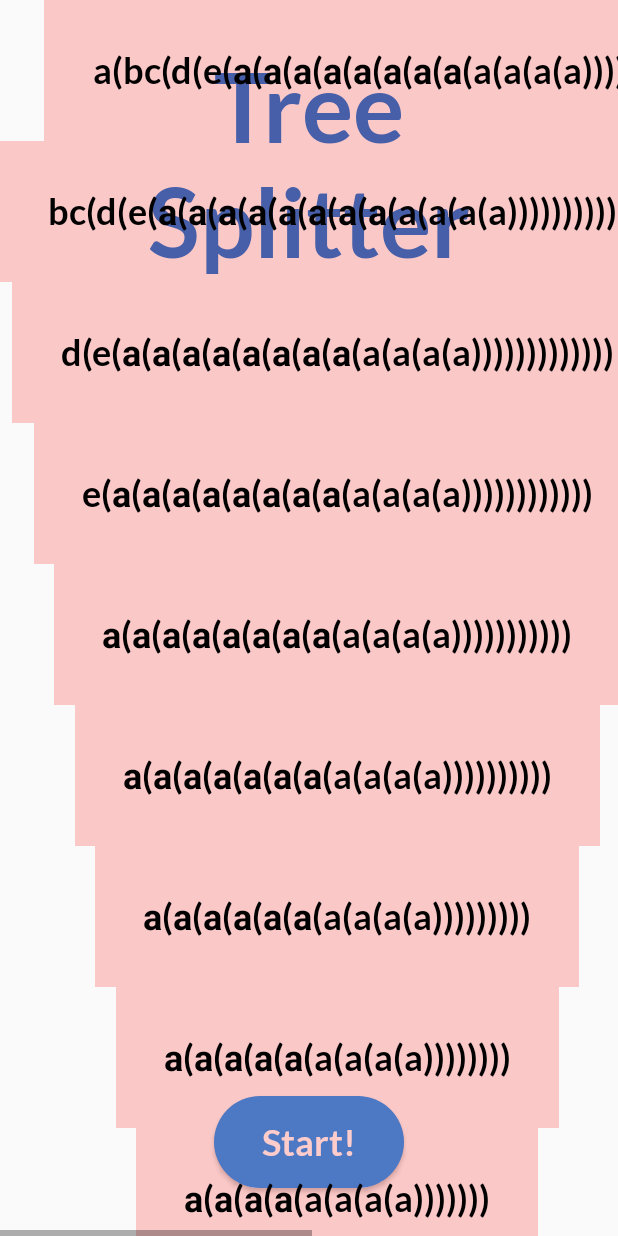
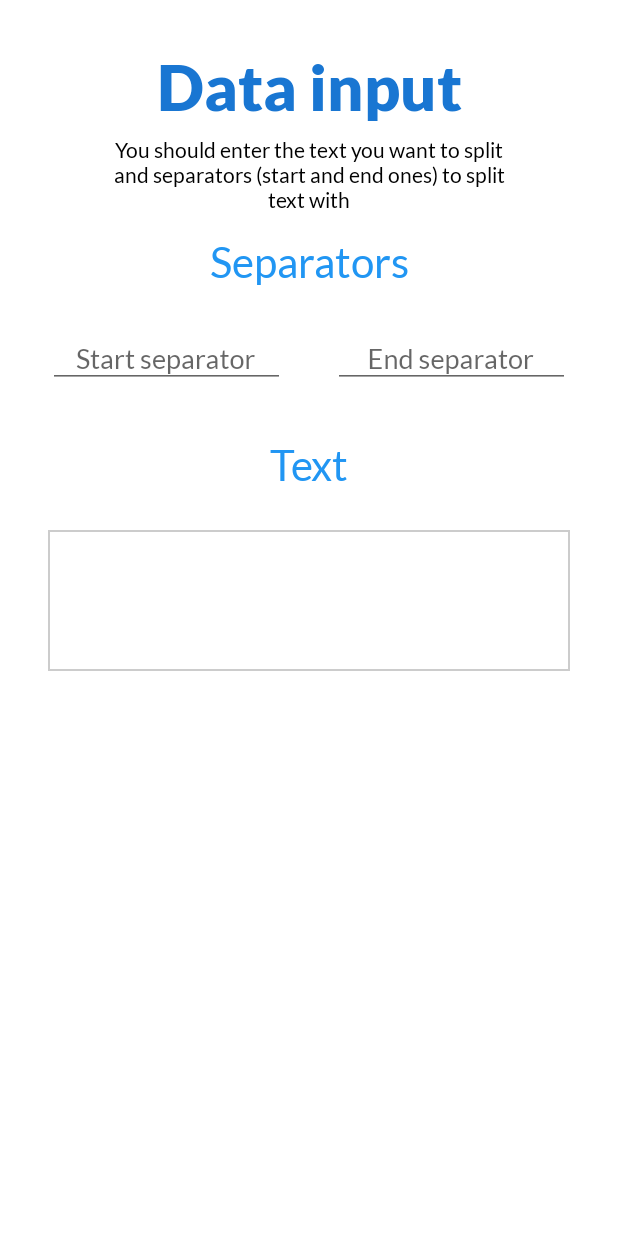
Before and after one commit to flaringapp/KursachAndroid, an Android app: the screen it shows after launch (MainActivity), after a tap on "Start!", on a phone screen of 412 x 824 dp. Run offline under Robolectric (Android 15) with nearby library versions, the phone set to English and light mode, and no system bars.

Commit message:
Add data input screen

```diff
--- a/app/src/main/java/com/flaringapp/base/app/di/modules/PresentationModule.java
+++ b/app/src/main/java/com/flaringapp/base/app/di/modules/PresentationModule.java
@@ -4,6 +4,7 @@ import com.flaringapp.base.data.treeSplitter.TextTreeSplitter;
 import com.flaringapp.base.presentation.activities.main.impl.MainPresenter;
 import com.flaringapp.base.presentation.activities.main.navigation.Navigator;
 import com.flaringapp.base.presentation.fragments.home.impl.HomePresenter;
+import com.flaringapp.base.presentation.fragments.inputData.impl.InputDataPresenter;
 import com.flaringapp.base.presentation.fragments.tree.impl.TreePresenter;
 
 public final class PresentationModule extends DiModule {
@@ -20,6 +21,10 @@ public final class PresentationModule extends DiModule {
         );
 
         addFactory(
+                InputDataPresenter.class, args -> new InputDataPresenter(get(Navigator.class))
+        );
+
+        addFactory(
                 TreePresenter.class, args -> new TreePresenter(get(TextTreeSplitter.class))
         );
     }
--- a/app/src/main/java/com/flaringapp/base/app/utils/ViewUtils.java
+++ b/app/src/main/java/com/flaringapp/base/app/utils/ViewUtils.java
@@ -1,7 +1,12 @@
 package com.flaringapp.base.app.utils;
 
+import android.text.Editable;
+import android.text.TextWatcher;
 import android.view.View;
 import android.view.ViewGroup;
+import android.widget.EditText;
+
+import androidx.annotation.NonNull;
 
 public final class ViewUtils {
 
@@ -18,4 +23,24 @@ public final class ViewUtils {
         }
     }
 
+    public interface TextChangeListener {
+        void onTextChanged(@NonNull String text);
+    }
+    public static void setTextChangeListener(EditText editText, TextChangeListener listener) {
+        editText.addTextChangedListener(new TextWatcher() {
+            @Override
+            public void beforeTextChanged(CharSequence s, int start, int count, int after) {}
+
+            @Override
+            public void onTextChanged(CharSequence s, int start, int before, int count) {}
+
+            @Override
+            public void afterTextChanged(Editable s) {
+                Editable text = editText.getText();
+                if (text == null) listener.onTextChanged("");
+                else listener.onTextChanged(text.toString());
+            }
+        });
+    }
+
 }
--- a/app/src/main/java/com/flaringapp/base/presentation/activities/main/impl/MainActivity.java
+++ b/app/src/main/java/com/flaringapp/base/presentation/activities/main/impl/MainActivity.java
@@ -12,6 +12,7 @@ import com.flaringapp.base.presentation.activities.main.IMainPresenter;
 import com.flaringapp.base.presentation.activities.main.IMainView;
 import com.flaringapp.base.presentation.activities.main.navigation.Screen;
 import com.flaringapp.base.presentation.fragments.home.impl.HomeFragment;
+import com.flaringapp.base.presentation.fragments.inputData.impl.InputDataFragment;
 import com.flaringapp.base.presentation.fragments.tree.impl.TreeFragment;
 import com.flaringapp.base.presentation.mvp.BaseActivity;
 
@@ -46,6 +47,9 @@ public class MainActivity extends BaseActivity<IMainPresenter> implements IMainV
             case HOME:
                 fragment = HomeFragment.newInstance();
                 break;
+            case INPUT_DATA:
+                fragment = InputDataFragment.newInstance();
+                break;
             case TREE:
                 fragment = TreeFragment.newInstance(
                         (String) data[0],
--- a/app/src/main/java/com/flaringapp/base/presentation/activities/main/navigation/Screen.java
+++ b/app/src/main/java/com/flaringapp/base/presentation/activities/main/navigation/Screen.java
@@ -2,5 +2,6 @@ package com.flaringapp.base.presentation.activities.main.navigation;
 
 public enum Screen {
     HOME,
+    INPUT_DATA,
     TREE
 }
--- a/app/src/main/java/com/flaringapp/base/presentation/fragments/home/impl/HomePresenter.java
+++ b/app/src/main/java/com/flaringapp/base/presentation/fragments/home/impl/HomePresenter.java
@@ -17,10 +17,7 @@ public class HomePresenter extends BasePresenter<IHomeView> implements IHomePres
     @Override
     public void onNextClicked() {
         navigator.navigateTo(
-                Screen.TREE,
-                "a(bc(d(e(а(а(а(а(а(а(а(а(a(a(a(a))))))))))))))fg(h)ij)k(l(m)n(o(p)r)s)(tu)",
-                "(",
-                ")"
+                Screen.INPUT_DATA
         );
     }
 }
--- /dev/null
+++ b/app/src/main/java/com/flaringapp/base/presentation/fragments/inputData/IInputDataPresenter.java
@@ -0,0 +1,12 @@
+package com.flaringapp.base.presentation.fragments.inputData;
+
+import com.flaringapp.base.presentation.mvp.IBasePresenter;
+
+public interface IInputDataPresenter extends IBasePresenter<IInputDataView> {
+
+    void onContinueClick();
+
+    void onStartSeparatorChanged(String startSeparator);
+    void onEndSeparatorChanged(String endSeparator);
+    void onTextChanged(String text);
+}
--- /dev/null
+++ b/app/src/main/java/com/flaringapp/base/presentation/fragments/inputData/IInputDataView.java
@@ -0,0 +1,15 @@
+package com.flaringapp.base.presentation.fragments.inputData;
+
+import androidx.annotation.StringRes;
+
+import com.flaringapp.base.presentation.mvp.IBaseFragment;
+
+public interface IInputDataView extends IBaseFragment {
+
+    void setInputTextError(@StringRes int errorRes);
+    void setInputStartSeparatorError(@StringRes int errorRes);
+    void setInputEndSeparatorError(@StringRes int errorRes);
+
+    void onAllDataEntered();
+    void onNotAllDataEntered();
+}
--- /dev/null
+++ b/app/src/main/java/com/flaringapp/base/presentation/fragments/inputData/impl/InputDataFragment.java
@@ -0,0 +1,130 @@
+package com.flaringapp.base.presentation.fragments.inputData.impl;
+
+import android.view.View;
+import android.view.animation.AccelerateInterpolator;
+import android.view.animation.DecelerateInterpolator;
+import android.widget.Button;
+
+import androidx.annotation.NonNull;
+import androidx.annotation.Nullable;
+
+import com.flaringapp.base.R;
+import com.flaringapp.base.app.Const;
+import com.flaringapp.base.app.di.Di;
+import com.flaringapp.base.app.utils.ViewUtils;
+import com.flaringapp.base.presentation.fragments.inputData.IInputDataPresenter;
+import com.flaringapp.base.presentation.fragments.inputData.IInputDataView;
+import com.flaringapp.base.presentation.mvp.BaseFragment;
+import com.google.android.material.textfield.TextInputEditText;
+import com.google.android.material.textfield.TextInputLayout;
+
+public class InputDataFragment extends BaseFragment<IInputDataPresenter>
+        implements IInputDataView {
+
+    @Nullable
+    private TextInputLayout layoutInputStartSeparator;
+    @Nullable
+    private TextInputEditText inputStartSeparator;
+    @Nullable
+    private TextInputLayout layoutInputEndSeparator;
+    @Nullable
+    private TextInputEditText inputEndSeparator;
+    @Nullable
+    private TextInputLayout layoutInputText;
+    @Nullable
+    private TextInputEditText inputText;
+    @Nullable
+    private Button buttonContinue;
+
+    public static InputDataFragment newInstance() {
+        return new InputDataFragment();
+    }
+
+    @NonNull
+    @Override
+    protected IInputDataPresenter providePresenter() {
+        return Di.inject(IInputDataPresenter.class);
+    }
+
+    @Override
+    protected int provideLayoutRes() {
+        return R.layout.fragment_input_data;
+    }
+
+    @Override
+    protected void initViews(View view) {
+        layoutInputStartSeparator = view.findViewById(R.id.layoutStartSeparatorInput);
+        inputStartSeparator = view.findViewById(R.id.inputStartSeparator);
+        layoutInputStartSeparator = view.findViewById(R.id.layoutEndSeparatorInput);
+        inputEndSeparator = view.findViewById(R.id.inputEndSeparator);
+        layoutInputText = view.findViewById(R.id.layoutTextInput);
+        inputText = view.findViewById(R.id.inputText);
+        buttonContinue = view.findViewById(R.id.buttonContinue);
+    }
+
+    @Override
+    protected void init() {
+        super.init();
+        ViewUtils.setTextChangeListener(inputStartSeparator, presenter::onStartSeparatorChanged);
+        ViewUtils.setTextChangeListener(inputEndSeparator, presenter::onEndSeparatorChanged);
+        ViewUtils.setTextChangeListener(inputText, presenter::onTextChanged);
+
+        buttonContinue.setOnClickListener(view -> presenter.onContinueClick());
+
+        buttonContinue.post(() -> buttonContinue.setTranslationY(buttonContinue.getHeight() * 2));
+    }
+
+    @Override
+    protected void releaseViews() {
+        layoutInputStartSeparator = null;
+        inputStartSeparator = null;
+        layoutInputEndSeparator = null;
+        inputEndSeparator = null;
+        layoutInputText = null;
+        inputText = null;
+        buttonContinue = null;
+    }
+
+    @Override
+    public void setInputTextError(int errorRes) {
+        if (layoutInputText != null) {
+            layoutInputText.setError(getString(errorRes));
+        }
+    }
+
+    @Override
+    public void setInputStartSeparatorError(int errorRes) {
+        if (layoutInputStartSeparator != null) {
+            layoutInputStartSeparator.setError(getString(errorRes));
+        }
+    }
+
+    @Override
+    public void setInputEndSeparatorError(int errorRes) {
+        if (layoutInputEndSeparator != null) {
+            layoutInputEndSeparator.setError(getString(errorRes));
+        }
+    }
+
+    @Override
+    public void onAllDataEntered() {
+        if (buttonContinue == null) return;
+
+        buttonContinue.animate()
+                .setDuration(Const.ANIM_DURATION)
+                .setInterpolator(new DecelerateInterpolator())
+                .translationY(0)
+                .alpha(1f);
+    }
+
+    @Override
+    public void onNotAllDataEntered() {
+        if (buttonContinue == null) return;
+
+        buttonContinue.animate()
+                .setDuration(Const.ANIM_DURATION)
+                .setInterpolator(new AccelerateInterpolator())
+                .translationY(buttonContinue.getHeight() * 2)
+                .alpha(0f);
+    }
+}
--- /dev/null
+++ b/app/src/main/java/com/flaringapp/base/presentation/fragments/inputData/impl/InputDataPresenter.java
@@ -0,0 +1,92 @@
+package com.flaringapp.base.presentation.fragments.inputData.impl;
+
+import android.text.TextUtils;
+
+import com.flaringapp.base.R;
+import com.flaringapp.base.presentation.activities.main.navigation.Navigator;
+import com.flaringapp.base.presentation.activities.main.navigation.Screen;
+import com.flaringapp.base.presentation.fragments.inputData.IInputDataView;
+import com.flaringapp.base.presentation.mvp.BasePresenter;
+import com.flaringapp.base.presentation.fragments.inputData.IInputDataPresenter;
+
+public class InputDataPresenter extends BasePresenter<IInputDataView>
+        implements IInputDataPresenter {
+
+    private Navigator navigator;
+
+    private String startSeparator = "";
+    private String endSeparator = "";
+    private String text = "";
+
+    private boolean allDataEntered = false;
+
+    public InputDataPresenter(Navigator navigator) {
+        this.navigator = navigator;
+    }
+
+    @Override
+    public void onStartSeparatorChanged(String startSeparator) {
+        this.startSeparator = startSeparator;
+        checkAllDataEntered();
+    }
+
+    @Override
+    public void onEndSeparatorChanged(String endSeparator) {
+        this.endSeparator = endSeparator;
+        checkAllDataEntered();
+    }
+
+    @Override
+    public void onTextChanged(String text) {
+        this.text = text;
+        checkAllDataEntered();
+    }
+
+    private void checkAllDataEntered() {
+        if (allDataEntered) {
+            if (startSeparator.isEmpty() || endSeparator.isEmpty() || text.isEmpty()) {
+                allDataEntered = false;
+                view.onNotAllDataEntered();
+            }
+        } else {
+            if (!startSeparator.isEmpty() && !endSeparator.isEmpty() && !text.isEmpty()) {
+                allDataEntered = true;
+                view.onAllDataEntered();
+            }
+        }
+    }
+
+    @Override
+    public void onContinueClick() {
+        if (!validateData()) return;
+
+        navigator.navigateTo(Screen.TREE, text, startSeparator, endSeparator);
+    }
+
+    private boolean validateData() {
+        boolean valid = true;
+
+        if (TextUtils.isEmpty(text)) {
+            view.setInputTextError(R.string.error_text_input_empty);
+            valid = false;
+        }
+
+        if (TextUtils.isEmpty(startSeparator)) {
+            view.setInputTextError(R.string.error_separator_input_empty);
+            valid = false;
+        }
+
+        if (TextUtils.isEmpty(endSeparator)) {
+            view.setInputTextError(R.string.error_separator_input_empty);
+            valid = false;
+        }
+
+        if (startSeparator.equals(endSeparator)) {
+            view.setInputStartSeparatorError(R.string.error_separators_same);
+            view.setInputEndSeparatorError(R.string.error_separators_same);
+            valid = false;
+        }
+
+        return valid;
+    }
+}
--- /dev/null
+++ b/app/src/main/res/drawable/bg_input_box.xml
@@ -0,0 +1,6 @@
+<?xml version="1.0" encoding="utf-8"?>
+<shape xmlns:android="http://schemas.android.com/apk/res/android">
+    <solid android:color="@color/transparent"/>
+    <stroke android:width="1dp"
+        android:color="@color/textHintColor"/>
+</shape>
--- /dev/null
+++ b/app/src/main/res/layout/fragment_input_data.xml
@@ -0,0 +1,170 @@
+<?xml version="1.0" encoding="utf-8"?>
+<androidx.constraintlayout.widget.ConstraintLayout xmlns:android="http://schemas.android.com/apk/res/android"
+    xmlns:app="http://schemas.android.com/apk/res-auto"
+    android:layout_width="match_parent"
+    android:layout_height="match_parent"
+    android:background="@color/appBackground">
+
+    <ScrollView
+        android:layout_width="match_parent"
+        android:layout_height="wrap_content"
+        app:layout_constraintTop_toTopOf="parent"
+        android:paddingBottom="64dp"
+        android:clipToPadding="false">
+
+        <androidx.constraintlayout.widget.ConstraintLayout
+            android:layout_width="match_parent"
+            android:layout_height="wrap_content">
+
+            <TextView
+                style="@style/Text.Title"
+                android:id="@+id/textTitle"
+                android:layout_width="0dp"
+                android:layout_height="wrap_content"
+                android:text="@string/data_input"
+                app:layout_constraintStart_toStartOf="parent"
+                app:layout_constraintEnd_toEndOf="parent"
+                app:layout_constraintTop_toTopOf="parent" />
+
+            <TextView
+                style="@style/Text"
+                android:id="@+id/textMessage"
+                android:layout_width="0dp"
+                android:layout_height="wrap_content"
+                android:layout_marginStart="64dp"
+                android:layout_marginEnd="64dp"
+                android:layout_marginTop="8dp"
+                android:gravity="center_horizontal"
+                android:text="@string/data_input_message"
+                app:layout_constraintStart_toStartOf="parent"
+                app:layout_constraintEnd_toEndOf="parent"
+                app:layout_constraintTop_toBottomOf="@id/textTitle" />
+
+            <TextView
+                style="@style/Text.Subtitle"
+                android:id="@+id/textSeparators"
+                android:layout_width="0dp"
+                android:layout_height="wrap_content"
+                android:layout_marginTop="16dp"
+                android:text="@string/separators"
+                app:layout_constraintStart_toStartOf="parent"
+                app:layout_constraintEnd_toEndOf="parent"
+                app:layout_constraintTop_toBottomOf="@id/textMessage" />
+
+            <com.google.android.material.textfield.TextInputLayout
+                android:id="@+id/layoutStartSeparatorInput"
+                android:layout_width="0dp"
+                android:layout_height="wrap_content"
+                android:layout_marginTop="16dp"
+                android:layout_marginStart="32dp"
+                android:layout_marginEnd="16dp"
+                app:errorEnabled="true"
+                app:errorTextColor="@color/textErrorColor"
+                android:hint="@string/start_separator"
+                app:layout_constraintTop_toBottomOf="@id/textSeparators"
+                app:layout_constraintEnd_toStartOf="@id/layoutEndSeparatorInput"
+                app:layout_constraintStart_toStartOf="parent">
+
+                <com.google.android.material.textfield.TextInputEditText
+                    style="@style/Text"
+                    android:id="@+id/inputStartSeparator"
+                    android:layout_width="match_parent"
+                    android:layout_height="match_parent"
+                    android:gravity="center_horizontal"
+                    android:textSize="18sp"
+                    android:maxLines="1"
+                    android:inputType="textNoSuggestions"
+                    android:imeOptions="actionNext"
+                    android:nextFocusDown="@id/inputEndSeparator" />
+
+            </com.google.android.material.textfield.TextInputLayout>
+
+            <com.google.android.material.textfield.TextInputLayout
+                android:id="@+id/layoutEndSeparatorInput"
+                android:layout_width="0dp"
+                android:layout_height="wrap_content"
+                android:layout_marginTop="16dp"
+                android:layout_marginStart="16dp"
+                android:layout_marginEnd="32dp"
+                app:errorEnabled="true"
+                app:errorTextColor="@color/textErrorColor"
+                android:hint="@string/end_separator"
+                app:layout_constraintTop_toBottomOf="@id/textSeparators"
+                app:layout_constraintStart_toEndOf="@id/layoutStartSeparatorInput"
+                app:layout_constraintEnd_toEndOf="parent">
+
+                <com.google.android.material.textfield.TextInputEditText
+                    style="@style/Text"
+                    android:id="@+id/inputEndSeparator"
+                    android:layout_width="match_parent"
+                    android:layout_height="match_parent"
+                    android:gravity="center_horizontal"
+                    android:textSize="18sp"
+                    android:maxLines="1"
+                    android:inputType="textNoSuggestions"
+                    android:imeOptions="actionNext"
+                    android:nextFocusDown="@id/inputText" />
+
+            </com.google.android.material.textfield.TextInputLayout>
+
+            <androidx.constraintlayout.widget.Barrier
+                android:id="@+id/separatorsBottom"
+                android:layout_width="wrap_content"
+                android:layout_height="wrap_content"
+                app:barrierDirection="bottom"
+                app:constraint_referenced_ids="layoutStartSeparatorInput,layoutEndSeparatorInput" />
+
+            <TextView
+                style="@style/Text.Subtitle"
+                android:id="@+id/textText"
+                android:layout_width="0dp"
+                android:layout_height="wrap_content"
+                android:layout_marginTop="16dp"
+                android:text="@string/text"
+                app:layout_constraintStart_toStartOf="parent"
+                app:layout_constraintEnd_toEndOf="parent"
+                app:layout_constraintTop_toBottomOf="@id/separatorsBottom" />
+
+            <com.google.android.material.textfield.TextInputLayout
+                android:id="@+id/layoutTextInput"
+                android:layout_width="0dp"
+                android:layout_height="wrap_content"
+                android:layout_marginStart="32dp"
+                android:layout_marginEnd="32dp"
+                android:layout_marginTop="16dp"
+                app:errorEnabled="true"
+                app:errorTextColor="@color/textErrorColor"
+                app:layout_constraintStart_toStartOf="parent"
+                app:layout_constraintEnd_toEndOf="parent"
+                app:layout_constraintTop_toBottomOf="@id/textText">
+
+                <com.google.android.material.textfield.TextInputEditText
+                    android:id="@+id/inputText"
+                    android:layout_width="match_parent"
+                    android:layout_height="wrap_content"
+                    android:background="@drawable/bg_input_box"
+                    android:paddingStart="8dp"
+                    android:paddingEnd="8dp"
+                    android:paddingTop="4dp"
+                    android:paddingBottom="4dp"
+                    android:gravity="top"
+                    android:minLines="4" />
+
+            </com.google.android.material.textfield.TextInputLayout>
+
+        </androidx.constraintlayout.widget.ConstraintLayout>
+
+    </ScrollView>
+
+    <Button
+        style="@style/Button.Action.Small"
+        android:id="@+id/buttonContinue"
+        android:layout_width="wrap_content"
+        android:layout_height="wrap_content"
+        android:layout_marginBottom="32dp"
+        android:text="@string/treenize"
+        app:layout_constraintStart_toStartOf="parent"
+        app:layout_constraintEnd_toEndOf="parent"
+        app:layout_constraintBottom_toBottomOf="parent"/>
+
+</androidx.constraintlayout.widget.ConstraintLayout>
--- a/app/src/main/res/values/colors.xml
+++ b/app/src/main/res/values/colors.xml
@@ -11,4 +11,8 @@
     <color name="buttonTextColor">#ffffff</color>
 
     <color name="buttonColor">@color/colorPrimary</color>
+    <color name="textErrorColor">#E91E1E</color>
+    <color name="textHintColor">#ccc</color>
+    <color name="textPrimaryColor">@color/colorPrimary</color>
+    <color name="transparent">#00000000</color>
 </resources>
--- a/app/src/main/res/values/dimens.xml
+++ b/app/src/main/res/values/dimens.xml
@@ -8,4 +8,6 @@
     <dimen name="appTitleTextSize">64sp</dimen>
     <dimen name="buttonTextSize">24sp</dimen>
     <dimen name="buttonTextSizeSmall">18sp</dimen>
+    <dimen name="subtitleTextSize">28dp</dimen>
+    <dimen name="inputTextSize">20sp</dimen>
 </resources>
--- a/app/src/main/res/values/strings.xml
+++ b/app/src/main/res/values/strings.xml
@@ -1,4 +1,14 @@
 <resources>
     <string name="app_name">Tree Splitter</string>
     <string name="start">Start!</string>
+    <string name="error_text_input_empty">Text input can\'t be empty!</string>
+    <string name="error_separator_input_empty">Separator should contain at least 1 symbol!</string>
+    <string name="data_input">Data input</string>
+    <string name="data_input_message">You should enter the text you want to split and separators (start and end ones) to split text with</string>
+    <string name="start_separator">Start separator</string>
+    <string name="separators">Separators</string>
+    <string name="end_separator">End separator</string>
+    <string name="text">Text</string>
+    <string name="treenize">Treenize!</string>
+    <string name="error_separators_same">Separators can\'t be same!</string>
 </resources>
--- a/app/src/main/res/values/styles.xml
+++ b/app/src/main/res/values/styles.xml
@@ -11,7 +11,7 @@
     </style>
 
     <style name="Text">
-        <item name="android:fontFamily">@font/lato_bold</item>
+        <item name="android:fontFamily">@font/lato_regular</item>
         <item name="android:textColor">@color/textColor</item>
     </style>
 
@@ -19,9 +19,24 @@
         <item name="android:layout_marginTop">32dp</item>
         <item name="android:layout_marginStart">64dp</item>
         <item name="android:layout_marginEnd">64dp</item>
+        <item name="android:fontFamily">@font/lato_black</item>
         <item name="android:gravity">center_horizontal</item>
         <item name="android:textSize">@dimen/titleTextSize</item>
         <item name="android:textColor">@color/colorPrimaryDark</item>
+    </style>
+
+    <style name="Text.Subtitle" parent="Text">
+        <item name="android:layout_marginTop">16dp</item>
+        <item name="android:layout_marginStart">32dp</item>
+        <item name="android:layout_marginEnd">32dp</item>
+        <item name="android:gravity">center_horizontal</item>
+        <item name="android:textSize">@dimen/subtitleTextSize</item>
+        <item name="android:textColor">@color/colorPrimary</item>
+    </style>
+
+    <style name="Text.Input" parent="Text">
+        <item name="android:textSize">@dimen/inputTextSize</item>
+        <item name="android:textColor">@color/textColor</item>
     </style>
 
     <style name="Text.AppTitle" parent="Text.Title">
@@ -70,5 +85,4 @@
         <item name="android:layout_marginBottom">8dp</item>
         <item name="android:foreground">@drawable/ripple_rounded</item>
     </style>
-
 </resources>
```
